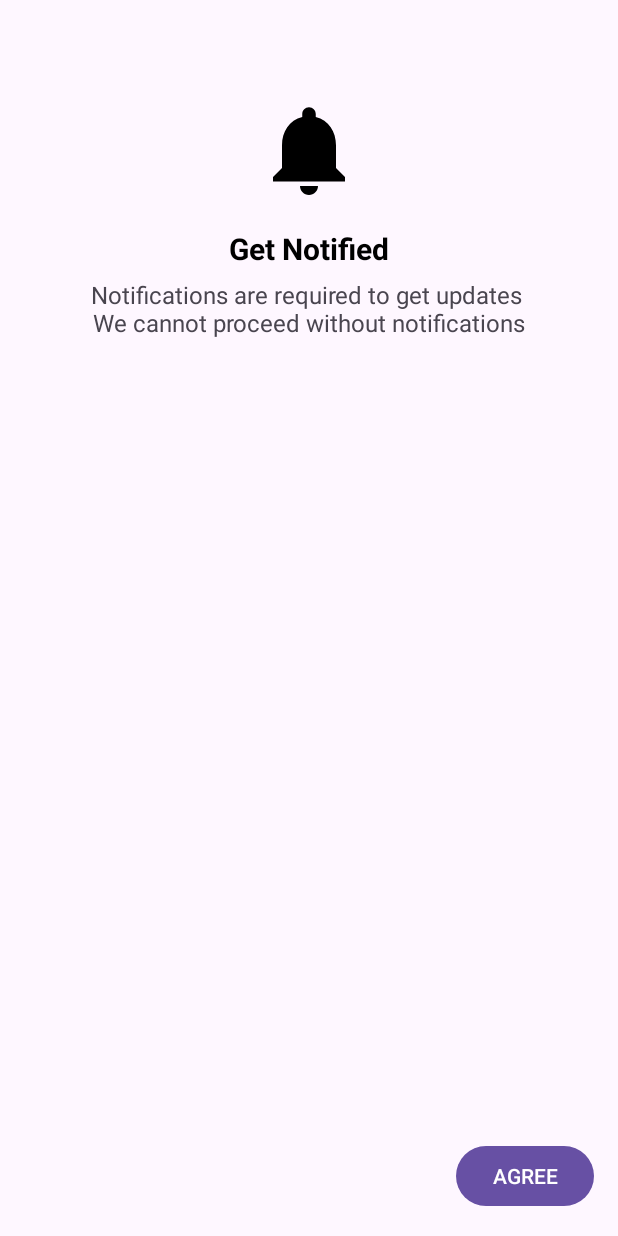
After one commit to 1719pankaj/OC, an Android app: the NotificationFragment screen opened through its navigation route, on a phone screen of 412 x 824 dp. The commit adds this screen. Run offline under Robolectric (Android 15) with nearby library versions, the phone set to English and light mode, and no system bars; 2 statements that could not run were skipped.

Commit message:
It kinda updates

```diff
--- a/app/build.gradle
+++ b/app/build.gradle
@@ -38,6 +38,7 @@ android {
 }
 
 dependencies {
+    implementation 'androidx.work:work-runtime-ktx:2.8.1'
     def nav_version = "2.6.0"
 
     // Kotlin
@@ -49,6 +50,7 @@ dependencies {
     androidTestImplementation "androidx.navigation:navigation-testing:$nav_version"
 
 
+    implementation "com.squareup.okhttp3:okhttp:4.10.0"
     implementation 'androidx.core:core-ktx:1.8.0'
     implementation 'androidx.appcompat:appcompat:1.4.1'
     implementation 'com.google.android.material:material:1.5.0'
--- a/app/src/main/AndroidManifest.xml
+++ b/app/src/main/AndroidManifest.xml
@@ -1,7 +1,11 @@
 <?xml version="1.0" encoding="utf-8"?>
 <manifest xmlns:android="http://schemas.android.com/apk/res/android"
     xmlns:tools="http://schemas.android.com/tools">
+    <uses-permission android:name="android.permission.ACCESS_NETWORK_STATE" />
     <uses-permission android:name="android.permission.INTERNET" />
+    <uses-permission android:name="android.permission.POST_NOTIFICATIONS"/>
+    <uses-permission android:name="android.permission.WRITE_EXTERNAL_STORAGE" />
+    <uses-permission android:name="android.permission.REQUEST_INSTALL_PACKAGES" />
 
     <application
         android:allowBackup="true"
--- a/app/src/main/java/com/example/oc/MainActivity.kt
+++ b/app/src/main/java/com/example/oc/MainActivity.kt
@@ -1,23 +1,108 @@
 package com.example.oc
 
+import android.Manifest
+import android.app.Activity
+import android.app.DownloadManager
+import android.app.NotificationChannel
+import android.app.NotificationManager
+import android.app.PendingIntent
+import android.content.Context
+import android.content.Intent
+import android.content.pm.PackageManager
+import android.net.Uri
+import android.os.Build
 import androidx.appcompat.app.AppCompatActivity
 import android.os.Bundle
+import android.os.Environment
+import android.widget.Toast
+import androidx.activity.result.ActivityResultLauncher
+import androidx.activity.result.contract.ActivityResultContracts
+import androidx.annotation.RequiresApi
+import androidx.core.app.ActivityCompat
+import androidx.core.content.ContextCompat
+import androidx.work.OneTimeWorkRequest
+import androidx.work.WorkManager
 import com.example.oc.databinding.ActivityMainBinding
+import com.example.oc.services.ReleaseCheckWorker
+import okhttp3.Call
+import okhttp3.Callback
+import okhttp3.OkHttpClient
+import okhttp3.Request
+import okhttp3.Response
+import okio.IOException
+import java.io.File
 
+const val WRITE_STORAGE_PERMISSION_REQUEST_CODE = 1001
 class MainActivity : AppCompatActivity() {
 
     private lateinit var binding: ActivityMainBinding
 
+    @RequiresApi(Build.VERSION_CODES.TIRAMISU)
     override fun onCreate(savedInstanceState: Bundle?) {
         super.onCreate(savedInstanceState)
         binding = ActivityMainBinding.inflate(layoutInflater)
         val view = binding.root
         setContentView(view)
 
+        createNotificationChannel()
+
+        if (intent.action?.startsWith("latest_release") == true) {
+            // Initiate the download here
+            val version = intent.action!!.subSequence(14, intent.action!!.length)
+            val downloadUrl = "https://github.com/1719pankaj/OC/releases/download/$version/$version.apk"
+            val title = "OC"
+            val description = "Downloading Update"
+            downloadWithDownloadManager(this, downloadUrl, title, description, version.toString())
+        } else {
+            val workRequest = OneTimeWorkRequest.Builder(ReleaseCheckWorker::class.java).build()
+            WorkManager.getInstance(this).enqueue(workRequest)
+        }
     }
 
-//    override fun onCreate(savedInstanceState: Bundle?) {
-//        super.onCreate(savedInstanceState)
-//        setContentView(R.layout.activity_main)
-//    }
+
+
+
+
+    private fun createNotificationChannel() {
+        if (Build.VERSION.SDK_INT >= Build.VERSION_CODES.O) {
+            val channel = NotificationChannel("update_notiff", "Update Notification", NotificationManager.IMPORTANCE_HIGH).apply {
+                description = "Channel Description"
+            }
+            val notificationManager: NotificationManager = getSystemService(Context.NOTIFICATION_SERVICE) as NotificationManager
+            notificationManager.createNotificationChannel(channel)
+        }
+    }
+
+
+    fun downloadWithDownloadManager(context: Context, url: String, title: String, description: String, version: String) {
+        val downloadManager = context.getSystemService(Context.DOWNLOAD_SERVICE) as DownloadManager
+
+        val request = DownloadManager.Request(Uri.parse(url))
+            .setTitle(title)
+            .setDescription(description)
+            .setNotificationVisibility(DownloadManager.Request.VISIBILITY_VISIBLE_NOTIFY_COMPLETED)
+
+        // Get the app's private data directory
+        val appDataDir = context.getExternalFilesDir(null)
+
+        // Create a subdirectory within the app's data directory for downloads
+        val downloadsDir = File(appDataDir, "downloads")
+        if (!downloadsDir.exists()) {
+            downloadsDir.mkdirs()
+        }
+
+        val fileName = "$version.apk"
+        val destinationFile = File(downloadsDir, fileName)
+        request.setDestinationUri(Uri.fromFile(destinationFile))
+
+        downloadManager.enqueue(request)
+
+        // Set the notification intent to open the downloaded file
+        val fileUri = Uri.fromFile(Environment.getExternalStoragePublicDirectory(Environment.DIRECTORY_DOWNLOADS + "/OC/$version.apk"))
+        val openIntent = Intent(Intent.ACTION_VIEW)
+            .setDataAndType(fileUri, "application/*")
+            .addFlags(Intent.FLAG_ACTIVITY_NEW_TASK)
+
+    }
+
 }
--- a/app/src/main/java/com/example/oc/data/RnN.kt
+++ b/app/src/main/java/com/example/oc/data/RnN.kt
@@ -3,6 +3,7 @@ package com.example.oc.data
 class RnN {
     companion object {
         var Owner: String = "MTL"
+        var CurrentVersion: String = "0.0.0"
         var MaalkiKaNumber: String = "9883293901"
         var FirstTime: Boolean = true
 
--- a/app/src/main/java/com/example/oc/fragment/ItsMyFirstTime.kt
+++ b/app/src/main/java/com/example/oc/fragment/ItsMyFirstTime.kt
@@ -47,7 +47,7 @@ class ItsMyFirstTime : Fragment() {
         binding.verifyBT.setOnClickListener {
             if (binding.codeET.text.toString() == code) {
                 setFirstTime()
-                findNavController().navigate(R.id.action_itsMyFirstTime_to_mainFragment)
+                findNavController().navigate(R.id.action_itsMyFirstTime_to_notificationFragment)
             } else {
                 Toast.makeText(context, "Enter correct C0D3!", Toast.LENGTH_SHORT).show()
             }
--- /dev/null
+++ b/app/src/main/java/com/example/oc/fragment/NotificationFragment.kt
@@ -0,0 +1,58 @@
+package com.example.oc.fragment
+
+import android.Manifest
+import android.content.Intent
+import android.os.Build
+import android.os.Bundle
+import androidx.fragment.app.Fragment
+import android.view.LayoutInflater
+import android.view.View
+import android.view.ViewGroup
+import android.widget.Toast
+import androidx.activity.result.ActivityResultLauncher
+import androidx.activity.result.contract.ActivityResultContracts
+import androidx.annotation.RequiresApi
+import androidx.navigation.fragment.findNavController
+import com.example.oc.MainActivity
+import com.example.oc.R
+import com.example.oc.databinding.FragmentNotificationBinding
+import com.example.oc.databinding.FragmentSplashBinding
+
+
+class NotificationFragment : Fragment() {
+
+    private var _binding: FragmentNotificationBinding? = null
+
+    private lateinit var requestLauncher: ActivityResultLauncher<String>
+
+    private val binding get() = _binding!!
+    @RequiresApi(Build.VERSION_CODES.TIRAMISU)
+    override fun onCreateView(inflater: LayoutInflater, container: ViewGroup?, savedInstanceState: Bundle?): View? {
+        _binding = FragmentNotificationBinding.inflate(inflater, container, false)
+        val view = binding.root
+
+        requestLauncher = registerForActivityResult(ActivityResultContracts.RequestPermission()) {
+            if (it) {
+                findNavController().navigate(R.id.action_notificationFragment_to_mainFragment)
+            }
+            else {
+                binding.getNotifiedDescTV.text = "Please enable notifications from settings and/or reopen app"
+            }
+        }
+
+        binding.agreeNotificationBT.setOnClickListener {
+            askForNotificationPermission()
+        }
+
+        return view
+    }
+
+
+    @RequiresApi(Build.VERSION_CODES.TIRAMISU)
+    private fun askForNotificationPermission() {
+        requestLauncher.launch(Manifest.permission.POST_NOTIFICATIONS)
+    }
+
+
+
+}
--- /dev/null
+++ b/app/src/main/res/drawable/ic_baseline_notifications_24.xml
@@ -0,0 +1,6 @@
+<?xml version="1.0" encoding="utf-8"?>
+<vector android:height="48dp" android:tint="#000000"
+    android:viewportHeight="24" android:viewportWidth="24"
+    android:width="48dp" xmlns:android="http://schemas.android.com/apk/res/android">
+    <path android:fillColor="@android:color/white" android:pathData="M12,22c1.1,0 2,-0.9 2,-2h-4c0,1.1 0.89,2 2,2zM18,16v-5c0,-3.07 -1.64,-5.64 -4.5,-6.32L13.5,4c0,-0.83 -0.67,-1.5 -1.5,-1.5s-1.5,0.67 -1.5,1.5v0.68C7.63,5.36 6,7.92 6,11v5l-2,2v1h16v-1l-2,-2z"/>
+</vector>
--- /dev/null
+++ b/app/src/main/res/drawable/ic_update_notification.xml
@@ -0,0 +1,5 @@
+<vector android:height="24dp" android:tint="#000000"
+    android:viewportHeight="24" android:viewportWidth="24"
+    android:width="24dp" xmlns:android="http://schemas.android.com/apk/res/android">
+    <path android:fillColor="@android:color/white" android:pathData="M17,1.01L7,1c-1.1,0 -2,0.9 -2,2v18c0,1.1 0.9,2 2,2h10c1.1,0 2,-0.9 2,-2L19,3c0,-1.1 -0.9,-1.99 -2,-1.99zM17,19L7,19L7,5h10v14zM16,13h-3L13,8h-2v5L8,13l4,4 4,-4z"/>
+</vector>
--- /dev/null
+++ b/app/src/main/res/layout/fragment_notification.xml
@@ -0,0 +1,75 @@
+<?xml version="1.0" encoding="utf-8"?>
+<androidx.constraintlayout.widget.ConstraintLayout
+    xmlns:android="http://schemas.android.com/apk/res/android"
+    xmlns:app="http://schemas.android.com/apk/res-auto"
+    xmlns:tools="http://schemas.android.com/tools"
+    android:id="@+id/permission_layout"
+    android:layout_width="match_parent"
+    android:layout_height="match_parent"
+    tools:context=".fragment.NotificationFragment">
+
+    <!-- TODO: Update blank fragment layout -->
+    <ImageView
+        android:id="@+id/bell_icon"
+        android:layout_width="72dp"
+        android:layout_height="72dp"
+        android:layout_marginTop="?attr/actionBarSize"
+        android:src="@drawable/ic_baseline_notifications_24"
+        app:layout_constraintBottom_toTopOf="@id/get_notified_labTV"
+        app:layout_constraintEnd_toEndOf="parent"
+        app:layout_constraintStart_toStartOf="parent"
+        app:layout_constraintTop_toTopOf="parent" />
+
+    <TextView
+        android:id="@+id/get_notified_labTV"
+        android:layout_width="0dp"
+        android:layout_height="wrap_content"
+        android:layout_margin="16dp"
+        android:text="Get Notified"
+        android:textAlignment="center"
+        android:textColor="@color/black"
+        android:textSize="20sp"
+        android:textStyle="bold"
+        app:layout_constraintBottom_toTopOf="@id/get_notified_descTV"
+        app:layout_constraintEnd_toEndOf="parent"
+        app:layout_constraintStart_toStartOf="parent"
+        app:layout_constraintTop_toBottomOf="@+id/bell_icon" />
+
+    <TextView
+        android:id="@+id/get_notified_descTV"
+        android:layout_width="0dp"
+        android:layout_height="wrap_content"
+        android:layout_margin="6dp"
+        android:text="Notifications are required to get updates \nWe cannot proceed without notifications"
+        android:textAlignment="center"
+        android:textSize="16sp"
+        app:layout_constraintEnd_toEndOf="parent"
+        app:layout_constraintStart_toStartOf="parent"
+        app:layout_constraintTop_toBottomOf="@id/get_notified_labTV" />
+
+
+    <RelativeLayout
+        android:id="@+id/bottom_layout"
+        android:layout_width="0dp"
+        android:layout_height="wrap_content"
+        android:gravity="center_vertical"
+        app:layout_constraintBottom_toBottomOf="parent"
+        app:layout_constraintEnd_toEndOf="parent"
+        app:layout_constraintStart_toStartOf="parent">
+
+        <Button
+            android:id="@+id/agree_notificationBT"
+            android:layout_width="wrap_content"
+            android:layout_height="wrap_content"
+            android:layout_alignParentEnd="true"
+            android:layout_gravity="end"
+            android:layout_marginEnd="16dp"
+            android:layout_marginBottom="16dp"
+            android:text="AGREE"
+            android:textAllCaps="false" />
+
+
+    </RelativeLayout>
+
+
+</androidx.constraintlayout.widget.ConstraintLayout>
--- a/app/src/main/res/navigation/nav_graph.xml
+++ b/app/src/main/res/navigation/nav_graph.xml
@@ -32,6 +32,11 @@
             app:destination="@id/itsMyFirstTime"
             app:popUpTo="@id/splashFragment2"
             app:popUpToInclusive="true" />
+        <action
+            android:id="@+id/action_splashFragment2_to_notificationFragment"
+            app:destination="@id/notificationFragment"
+            app:popUpTo="@id/splashFragment2"
+            app:popUpToInclusive="true" />
     </fragment>
     <fragment
         android:id="@+id/rateFragment"
@@ -53,9 +58,20 @@
         android:label="fragment_its_my_first_time"
         tools:layout="@layout/fragment_its_my_first_time" >
         <action
-            android:id="@+id/action_itsMyFirstTime_to_mainFragment"
+            android:id="@+id/action_itsMyFirstTime_to_notificationFragment"
+            app:destination="@id/notificationFragment"
+            app:popUpTo="@id/itsMyFirstTime"
+            app:popUpToInclusive="true" />
+    </fragment>
+    <fragment
+        android:id="@+id/notificationFragment"
+        android:name="com.example.oc.fragment.NotificationFragment"
+        android:label="fragment_notification"
+        tools:layout="@layout/fragment_notification" >
+        <action
+            android:id="@+id/action_notificationFragment_to_mainFragment"
             app:destination="@id/mainFragment"
-            app:popUpTo="@id/itsMyFirstTime"
+            app:popUpTo="@id/notificationFragment"
             app:popUpToInclusive="true" />
     </fragment>
 
```
Also changed, not shown: app/src/main/java/com/example/oc/fragment/SplashFragment.kt (+13 -5 lines), app/src/main/java/com/example/oc/services/ReleaseCheckService.kt (added, +115 -0 lines).
